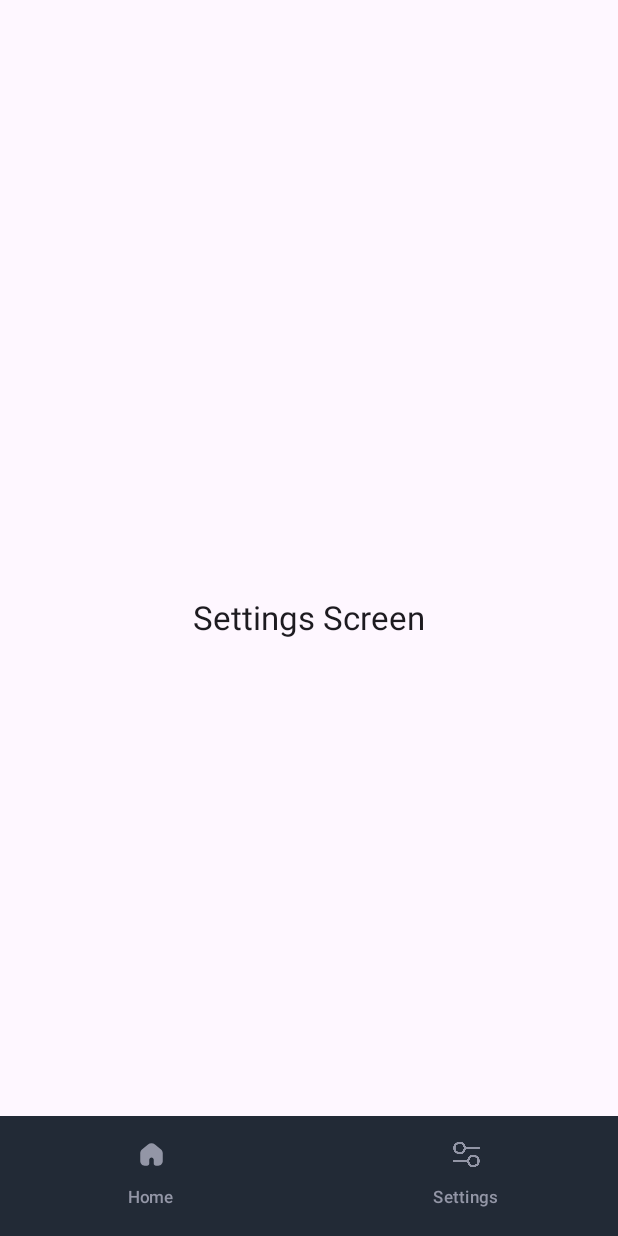
After one commit to RofaidaSobhy/WeatherApp, an Android app built with Jetpack Compose: the SettingsView screen opened through its navigation route, on a phone screen of 412 x 824 dp. The commit adds this screen. Run offline under Robolectric (Android 15) with nearby library versions, the phone set to English and light mode, and no system bars; 2 statements that could not run were skipped.

Commit message:
Adding BottomNavigationBar & navigate to settings screen

```diff
--- a/app/build.gradle.kts
+++ b/app/build.gradle.kts
@@ -67,4 +67,8 @@ dependencies {
     implementation("androidx.navigation:navigation-compose:$nav_version")
     implementation("org.jetbrains.kotlinx:kotlinx-serialization-json:1.8.0")
 
+    // Navigation component for Compose
+    implementation("androidx.navigation:navigation-compose:2.8.0")
+    implementation(kotlin("reflect"))
+
 }
--- a/app/src/main/java/com/example/weatherapp/MainActivity.kt
+++ b/app/src/main/java/com/example/weatherapp/MainActivity.kt
@@ -1,9 +1,11 @@
 package com.example.weatherapp
 
+import android.os.Build
 import android.os.Bundle
 import androidx.activity.ComponentActivity
 import androidx.activity.compose.setContent
 import androidx.activity.enableEdgeToEdge
+import androidx.annotation.RequiresApi
 import androidx.compose.foundation.layout.fillMaxSize
 import androidx.compose.foundation.layout.padding
 import androidx.compose.material3.MaterialTheme
@@ -19,6 +21,7 @@ import com.example.weatherapp.navigation.NavigationRoute
 import com.example.weatherapp.ui.theme.WeatherAppTheme
 
 class MainActivity : ComponentActivity() {
+    @RequiresApi(Build.VERSION_CODES.O)
     override fun onCreate(savedInstanceState: Bundle?) {
         super.onCreate(savedInstanceState)
         setContent {
--- /dev/null
+++ b/app/src/main/java/com/example/weatherapp/Settings/SettingsView.kt
@@ -0,0 +1,21 @@
+package com.example.weatherapp.Settings
+
+import androidx.compose.foundation.layout.fillMaxSize
+import androidx.compose.foundation.layout.wrapContentSize
+import androidx.compose.material3.Text
+import androidx.compose.runtime.Composable
+import androidx.compose.ui.Modifier
+import androidx.compose.ui.unit.sp
+
+@Composable
+fun SettingsView(viewModel: SettingsViewModel) {
+    Text(
+    text = "Settings Screen",
+    modifier = Modifier
+    .fillMaxSize()
+    .wrapContentSize(),
+    fontSize = 22.sp
+
+
+    )
+}
--- /dev/null
+++ b/app/src/main/java/com/example/weatherapp/Settings/SettingsViewModel.kt
@@ -0,0 +1,15 @@
+package com.example.weatherapp.Settings
+
+import androidx.lifecycle.ViewModel
+import androidx.lifecycle.ViewModelProvider
+import com.example.weatherapp.data.repo.WeatherRepository
+
+class SettingsViewModel (private val repo : WeatherRepository) : ViewModel() {
+
+}
+
+class SettingsFactory(private val repo: WeatherRepository): ViewModelProvider.Factory {
+    override fun <T : ViewModel> create(modelClass: Class<T>): T{
+        return SettingsViewModel(repo) as T
+    }
+}
--- a/app/src/main/java/com/example/weatherapp/navigation/NavGraph.kt
+++ b/app/src/main/java/com/example/weatherapp/navigation/NavGraph.kt
@@ -2,16 +2,26 @@ package com.example.weatherapp.navigation
 
 import android.os.Build
 import androidx.annotation.RequiresApi
+import androidx.compose.material3.Scaffold
 import androidx.compose.runtime.Composable
+import androidx.compose.runtime.remember
 import androidx.compose.ui.platform.LocalContext
 import androidx.lifecycle.ViewModelProvider
 import androidx.lifecycle.ViewModelStoreOwner
+import androidx.navigation.NavController
 import androidx.navigation.NavHostController
 import androidx.navigation.compose.NavHost
 import androidx.navigation.compose.composable
+import androidx.navigation.compose.currentBackStackEntryAsState
+import com.example.weatherapp.R
+import com.example.weatherapp.Settings.SettingsFactory
+import com.example.weatherapp.Settings.SettingsView
+import com.example.weatherapp.Settings.SettingsViewModel
 import com.example.weatherapp.currentweather.HomeFactory
 import com.example.weatherapp.currentweather.HomeView
 import com.example.weatherapp.currentweather.HomeViewModel
+import com.example.weatherapp.ui.components.BottomNavItem
+import com.example.weatherapp.ui.components.BottomNavigationBar
 import com.example.weatherapp.data.remote.RetrofitHelper
 import com.example.weatherapp.data.remote.WeatherRemoteDataSourceImpl
 import com.example.weatherapp.data.repo.WeatherRepositoryImpl
@@ -23,6 +33,32 @@ fun NavGraph(
     startDestination: NavigationRoute,
 
 ){
+
+    val bottomNavItems = remember {
+        listOf(
+            BottomNavItem(NavigationRoute.Home(), R.drawable.home, "Home"),
+            BottomNavItem(NavigationRoute.Settings, R.drawable.settings, "Settings"),
+        )
+    }
+
+    val backStackEntry= navController.currentBackStackEntryAsState().value
+    var currentRoute = remember(backStackEntry) {
+        NavigationRoute.fromRoute(backStackEntry?.destination?.route ?: "")
+    }
+    Scaffold(
+        bottomBar = {
+            BottomNavigationBar(
+                items = bottomNavItems,
+                onItemClick = { index ->
+                    val screen = bottomNavItems[index].route
+                    navigateToTab(navController, screen)
+                },
+                selectedItem = currentRoute
+            )
+        }
+
+    ) { innerPadding ->
+
         NavHost(
             navController= navController
             , startDestination = startDestination
@@ -44,5 +80,33 @@ fun NavGraph(
                 )
             }
 
+            composable<NavigationRoute.Settings> {
+                SettingsView(
+                    ViewModelProvider(
+                        LocalContext.current as ViewModelStoreOwner,
+                        SettingsFactory(
+                            WeatherRepositoryImpl.getInstance(
+                                WeatherRemoteDataSourceImpl(RetrofitHelper.apiService)
+
+                            )
+                        )
+                    ).get(SettingsViewModel::class.java)
+                )
+            }
+
         }
     }
+
+}
+
+private fun navigateToTab(navController: NavController, screen: NavigationRoute) {
+    navController.navigate(screen) {
+        navController.graph.startDestinationRoute?.let { route ->
+            popUpTo(route) {
+                saveState = true
+            }
+        }
+        launchSingleTop = true
+        restoreState = true
+    }
+}
--- a/app/src/main/java/com/example/weatherapp/navigation/NavigationRoute.kt
+++ b/app/src/main/java/com/example/weatherapp/navigation/NavigationRoute.kt
@@ -4,8 +4,17 @@ import kotlinx.serialization.Serializable
 
 @Serializable
 sealed class NavigationRoute {
+
+    companion object {
+        fun fromRoute(route: String): NavigationRoute? {
+            return NavigationRoute::class.sealedSubclasses.firstOrNull {
+                route.contains(it.qualifiedName.toString())
+            }?.objectInstance
+        }
+    }
     @Serializable
-    data class Home(val latitude:Double, val longitude:Double):NavigationRoute(){
+    data class Home(val latitude:Double = 0.0, val longitude:Double = 0.0):NavigationRoute()
 
-    }
+    @Serializable
+    object Settings: NavigationRoute()
 }
--- /dev/null
+++ b/app/src/main/java/com/example/weatherapp/ui/components/BottomNavigationBar.kt
@@ -0,0 +1,67 @@
+package com.example.weatherapp.ui.components
+
+import androidx.annotation.DrawableRes
+import androidx.compose.foundation.layout.Column
+import androidx.compose.foundation.layout.Spacer
+import androidx.compose.foundation.layout.fillMaxWidth
+import androidx.compose.foundation.layout.height
+import androidx.compose.foundation.layout.size
+import androidx.compose.material3.ButtonDefaults.IconSize
+import androidx.compose.material3.Icon
+import androidx.compose.material3.MaterialTheme
+import androidx.compose.material3.NavigationBar
+import androidx.compose.material3.NavigationBarItem
+import androidx.compose.material3.NavigationBarItemDefaults
+import androidx.compose.material3.Text
+import androidx.compose.runtime.Composable
+import androidx.compose.ui.Alignment.Companion.CenterHorizontally
+import androidx.compose.ui.Modifier
+import androidx.compose.ui.graphics.Color
+import androidx.compose.ui.res.painterResource
+import androidx.compose.ui.unit.dp
+import com.example.weatherapp.navigation.NavigationRoute
+
+@Composable
+fun BottomNavigationBar(
+    items: List<BottomNavItem>,
+    onItemClick: (Int) -> Unit,
+    selectedItem: NavigationRoute?
+) {
+    NavigationBar(
+        modifier = Modifier.fillMaxWidth(),
+        containerColor = Color(0xFF222A36),
+        tonalElevation = 10.dp
+    ) {
+        items.forEachIndexed { index, item ->
+            NavigationBarItem(
+                selected = selectedItem == item.route,
+                onClick = {onItemClick(index)},
+                icon = {
+                    Column(horizontalAlignment = CenterHorizontally) {
+                        Icon(
+                            painter = painterResource(id = item.icon),
+                            contentDescription = item.title,
+                            modifier = Modifier.size(IconSize)
+                        )
+                        Spacer(modifier = Modifier.height(12.dp))
+                        Text(text = item.title, style = MaterialTheme.typography.labelSmall)
+                    }
+                },
+                colors = NavigationBarItemDefaults.colors(
+                    indicatorColor = Color.Transparent,
+                    selectedIconColor = Color.White,
+                    selectedTextColor = Color.White,
+                    unselectedIconColor = Color(0xFF9396A6),
+                    unselectedTextColor = Color(0xFF9396A6)
+                )
+
+            )
+        }
+    }
+}
+
+data class BottomNavItem(
+    val route: NavigationRoute,
+    @DrawableRes val icon: Int,
+    val title: String
+)
--- /dev/null
+++ b/app/src/main/res/drawable/home.xml
@@ -0,0 +1,10 @@
+<vector xmlns:android="http://schemas.android.com/apk/res/android"
+    android:width="800dp"
+    android:height="800dp"
+    android:viewportWidth="24"
+    android:viewportHeight="24">
+  <path
+      android:pathData="M20.479,7.578L15.093,3.125C13.279,1.625 10.721,1.625 8.907,3.125L3.521,7.578C2.551,8.381 2,9.597 2,10.866V17.811C2,20.066 3.734,22 6,22H8C9.105,22 10,21.105 10,20V16.748C10,15.48 10.952,14.559 12,14.559C13.048,14.559 14,15.48 14,16.748V20C14,21.105 14.895,22 16,22H18C20.266,22 22,20.066 22,17.811V10.866C22,9.597 21.449,8.381 20.479,7.578Z"
+      android:fillColor="#FFFFFF"
+      android:fillType="evenOdd"/>
+</vector>
```
Also changed, not shown: app/src/main/java/com/example/weatherapp/currentweather/HomeView.kt (+4 -62 lines), app/src/main/res/drawable/settings.png (added). Lines whose indentation alone changed are shown as unchanged.
